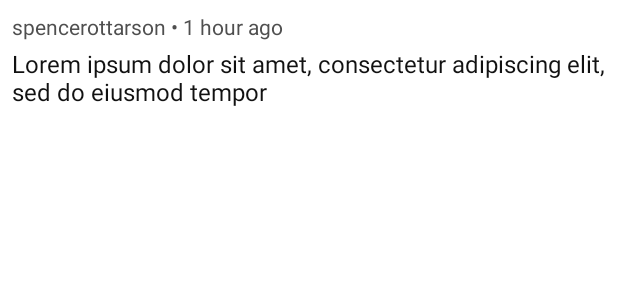
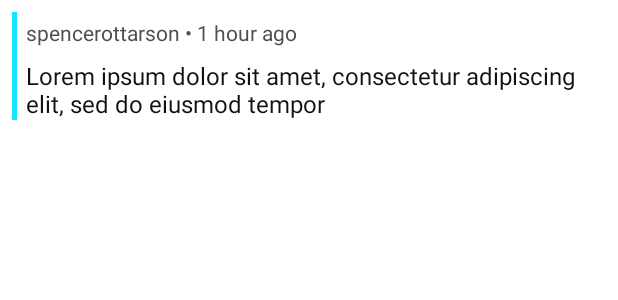
Before and after one commit to spencerottarson/hackerreader, an Android app: the layout item_comment.xml on its own in the app's theme, with its tools: preview values and no code run, on a phone screen of 412 x 824 dp. Shown: the top 300 px of the screen. Run offline under Robolectric (Android 15) with nearby library versions, the light colour scheme and no system bars; network calls fail.

Commit message:
Add depth colors to the comments

```diff
--- a/app/src/main/java/com/ottarson/hackerreader/ui/comments/CommentViewObject.kt
+++ b/app/src/main/java/com/ottarson/hackerreader/ui/comments/CommentViewObject.kt
@@ -11,7 +11,7 @@ class CommentViewObject(
 ) {
     val id = comment.id
     val author = comment.by
-    val text = Html.fromHtml(comment.text ?: "")
+    val text = Html.fromHtml(comment.text ?: "").trim()
     val time = comment.time?.let { Date(it * 1000) }
     val heading = "$author • ${time?.getTimePast() ?: ""}"
     val childIds = comment.kids ?: arrayListOf()
--- a/app/src/main/res/layout/item_comment.xml
+++ b/app/src/main/res/layout/item_comment.xml
@@ -5,14 +5,36 @@
     android:id="@+id/itemComment"
     android:orientation="vertical"
     android:layout_width="match_parent"
+    android:layout_height="wrap_content"
+    android:padding="8dp"
+    >
+
+    <LinearLayout
+        android:layout_width="match_parent"
+        android:layout_height="wrap_content"
+        android:orientation="horizontal"
+        >
+
+        <View
+            android:id="@+id/itemCommentDepthColor"
+            android:layout_width="3dp"
             android:layout_height="match_parent"
-    android:padding="8dp"
+            android:background="@color/linkColorDarkMode"
+            android:layout_marginEnd="6dp"
+            />
+
+        <LinearLayout
+            android:layout_width="match_parent"
+            android:layout_height="wrap_content"
+            android:orientation="vertical"
             >
 
             <TextView
                 android:id="@+id/itemCommentHeading"
                 android:layout_width="match_parent"
                 android:layout_height="wrap_content"
+                android:paddingTop="4dp"
+                android:paddingBottom="4dp"
                 android:layout_marginBottom="4dp"
                 style="@style/Comment_Item_Heading"
                 tools:text="spencerottarson • 1 hour ago"
@@ -26,4 +48,8 @@
                 tools:text="Lorem ipsum dolor sit amet, consectetur adipiscing elit, sed do eiusmod tempor"
                 />
 
+        </LinearLayout>
+
+    </LinearLayout>
+
 </com.ottarson.hackerreader.ui.shared.NoFocusableLinearLayout>
```
Also changed, not shown: app/src/main/java/com/ottarson/hackerreader/ui/comments/CommentsListAdapter.kt (+10 -1 lines), app/src/main/res/values/colors.xml (+16 -0 lines). Lines whose indentation alone changed are shown as unchanged.
